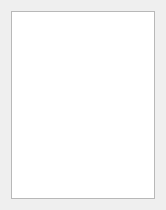
First picture: the form in src/widgets/qtdesigner/QStrChooser.ui, repository aparaatti/definator, before the edit.
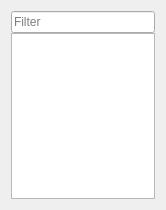
Second picture: the form after the edit.

Commit message: StrChooser has filtering

Diff of the .ui file:
```diff
--- a/src/widgets/qtdesigner/QStrChooser.ui
+++ b/src/widgets/qtdesigner/QStrChooser.ui
@@ -50,6 +50,13 @@
       <property name="bottomMargin">
        <number>0</number>
       </property>
+      <item>
+       <widget class="QLineEdit" name="lineEdit">
+        <property name="placeholderText">
+         <string>Filter</string>
+        </property>
+       </widget>
+      </item>
       <item>
        <widget class="QListWidget" name="listWidget">
         <property name="selectionMode">
```
The commit also changes 8 other files.
